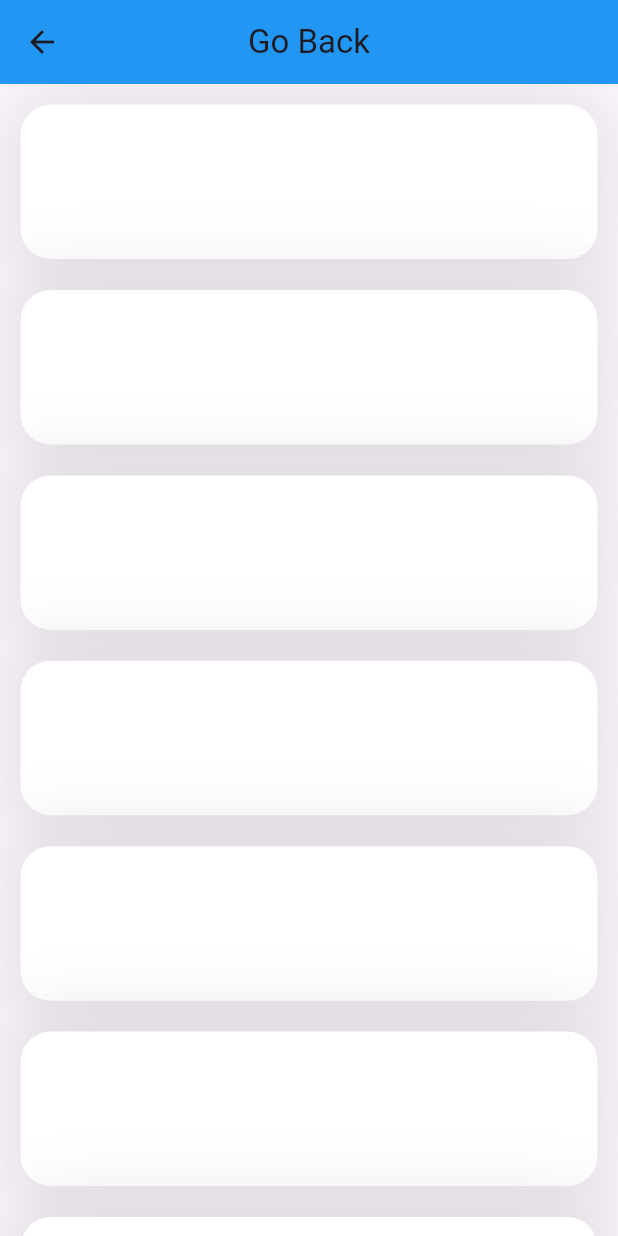
After one commit to Sa3diDeveloper/Flutter-animations, a Flutter app: the screen it shows after launch, after a tap on "VIEW ANIMATING LISTVIEW", on a phone screen of 412 x 824 dp. The commit adds this screen. Run offline on Flutter 3.47's test engine with Material 2 defaults, Android fonts, the phone set to English and light mode, and no system bars; our stand-ins replace flutter_staggered_animations.

Commit message:
animated_lits 1

```diff
--- /dev/null
+++ b/lib/animations/animated_lsit/animated_lits1.dart
@@ -0,0 +1,84 @@
+
+import 'package:flutter/cupertino.dart';
+import 'package:flutter/material.dart';
+import 'package:flutter_staggered_animations/flutter_staggered_animations.dart';
+
+class MyCustomSlideAnimation extends StatefulWidget {
+  const MyCustomSlideAnimation({super.key});
+
+  @override
+  _MyCustomSlideAnimationState createState() => _MyCustomSlideAnimationState();
+}
+
+class _MyCustomSlideAnimationState extends State<MyCustomSlideAnimation> {
+  @override
+  Widget build(BuildContext c) {
+    return Scaffold(
+      body: Center(
+        child: ElevatedButton(
+          child: const Text('VIEW ANIMATING LISTVIEW'),
+          onPressed: () {
+            Navigator.push(
+              context,
+              MaterialPageRoute(builder: (context) => SlideAnimation3()),
+            );
+          },
+        ),
+      ),
+    );
+  }
+}
+
+
+class SlideAnimation3 extends StatelessWidget {
+  const SlideAnimation3({super.key});
+
+  @override
+  Widget build(BuildContext context) {
+    double _w = MediaQuery.of(context).size.width;
+    return Scaffold(
+      appBar: AppBar(
+        title: const Text("Go Back"),
+        centerTitle: true,
+       backgroundColor: Colors.blue,
+      ),
+      body: AnimationLimiter(
+        child: ListView.builder(
+          padding: EdgeInsets.all(_w / 30),
+          physics:
+              const BouncingScrollPhysics(parent: AlwaysScrollableScrollPhysics()),
+          itemCount: 20,
+          itemBuilder: (BuildContext context, int index) {
+            return AnimationConfiguration.staggeredList(
+              position: index,
+              delay: const Duration(milliseconds: 100),
+              child: SlideAnimation(
+                duration: const Duration(milliseconds: 2500),
+                curve: Curves.fastLinearToSlowEaseIn,
+                child: FadeInAnimation(
+                  curve: Curves.fastLinearToSlowEaseIn,
+                  duration: const Duration(milliseconds: 2500),
+                  child: Container(
+                    margin: EdgeInsets.only(bottom: _w / 20),
+                    height: _w / 4,
+                    decoration: BoxDecoration(
+                      color: Colors.white,
+                      borderRadius: const BorderRadius.all(Radius.circular(20)),
+                      boxShadow: [
+                        BoxShadow(
+                          color: Colors.black.withOpacity(0.1),
+                          blurRadius: 40,
+                          spreadRadius: 10,
+                        ),
+                      ],
+                    ),
+                  ),
+                ),
+              ),
+            );
+          },
+        ),
+      ),
+    );
+  }
+}
--- a/lib/main.dart
+++ b/lib/main.dart
@@ -1,6 +1,4 @@
-import 'package:animations/animations/animated_lsit/animated_lits.dart';
-import 'package:animations/animations/button_Animations/FoldableOptions.dart';
-
+import 'package:animations/animations/animated_lsit/animated_lits1.dart';
 import 'package:flutter/material.dart';
 
 void main() {
@@ -19,7 +17,7 @@ class MyApp extends StatelessWidget {
         colorScheme: ColorScheme.fromSeed(seedColor: Colors.deepPurple),
         useMaterial3: true,
       ),
-      home: MyCustomAnimatedList(),
+      home: MyCustomSlideAnimation(),
     );
   }
 }
```
